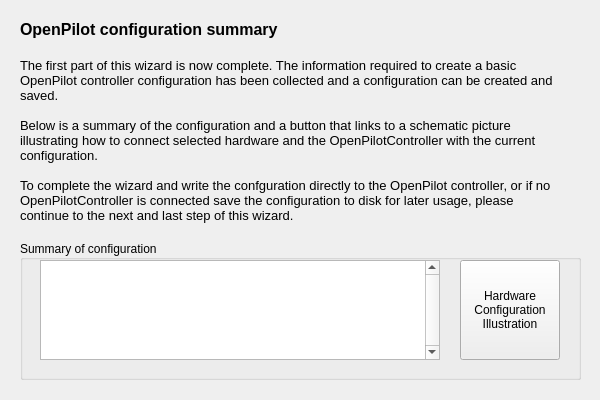
Old version of the form ground/openpilotgcs/src/plugins/setupwizard/pages/summarypage.ui in the repository openpilot/OpenPilot.
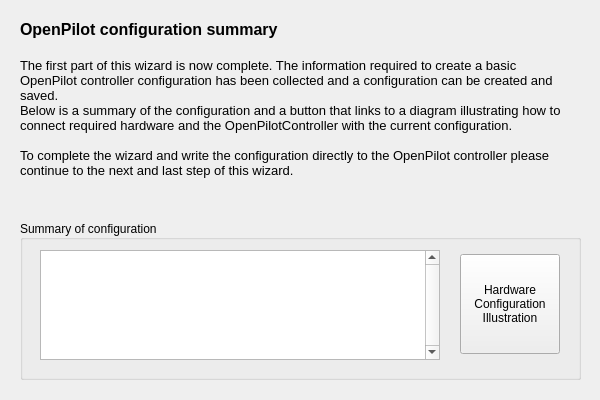
New version of the form.

Commit message: OP-39 Added mixer and motor configuration for Hexa and Octocopters. Changed so that the Flex port is set to be serial telemetry port by default. Added some description texts for the different multirotor types. Fixed disabling/enabling of Cancel and Back buttons during processing like bias calculation and saving of configuration. Converted summary text to html and added some formatting of the text. Added message if no controller is connected on saving the configuration.

What changed in the file:
```diff
--- a/ground/openpilotgcs/src/plugins/setupwizard/pages/summarypage.ui
+++ b/ground/openpilotgcs/src/plugins/setupwizard/pages/summarypage.ui
@@ -30,10 +30,9 @@
 &lt;p style=&quot; margin-top:0px; margin-bottom:0px; margin-left:0px; margin-right:0px; -qt-block-indent:0; text-indent:0px;&quot;&gt;&lt;span style=&quot; font-size:12pt; font-weight:600;&quot;&gt;OpenPilot configuration summary&lt;/span&gt;&lt;/p&gt;
 &lt;p style=&quot;-qt-paragraph-type:empty; margin-top:0px; margin-bottom:0px; margin-left:0px; margin-right:0px; -qt-block-indent:0; text-indent:0px; font-size:12pt; font-weight:600;&quot;&gt;&lt;/p&gt;
 &lt;p style=&quot; margin-top:0px; margin-bottom:0px; margin-left:0px; margin-right:0px; -qt-block-indent:0; text-indent:0px;&quot;&gt;&lt;span style=&quot; font-size:10pt;&quot;&gt;The first part of this wizard is now complete. The information required to create a basic OpenPilot controller configuration has been collected and a configuration can be created and saved.&lt;/span&gt;&lt;/p&gt;
+&lt;p style=&quot; margin-top:0px; margin-bottom:0px; margin-left:0px; margin-right:0px; -qt-block-indent:0; text-indent:0px;&quot;&gt;&lt;span style=&quot; font-size:10pt;&quot;&gt;Below is a summary of the configuration and a button that links to a diagram illustrating how to connect required hardware and the OpenPilotController with the current configuration.&lt;/span&gt;&lt;/p&gt;
 &lt;p style=&quot;-qt-paragraph-type:empty; margin-top:0px; margin-bottom:0px; margin-left:0px; margin-right:0px; -qt-block-indent:0; text-indent:0px; font-size:10pt;&quot;&gt;&lt;/p&gt;
-&lt;p style=&quot; margin-top:0px; margin-bottom:0px; margin-left:0px; margin-right:0px; -qt-block-indent:0; text-indent:0px;&quot;&gt;&lt;span style=&quot; font-size:10pt;&quot;&gt;Below is a summary of the configuration and a button that links to a schematic picture illustrating how to connect selected hardware and the OpenPilotController with the current configuration.&lt;/span&gt;&lt;/p&gt;
-&lt;p style=&quot;-qt-paragraph-type:empty; margin-top:0px; margin-bottom:0px; margin-left:0px; margin-right:0px; -qt-block-indent:0; text-indent:0px; font-size:10pt;&quot;&gt;&lt;/p&gt;
-&lt;p style=&quot; margin-top:0px; margin-bottom:0px; margin-left:0px; margin-right:0px; -qt-block-indent:0; text-indent:0px;&quot;&gt;&lt;span style=&quot; font-size:10pt;&quot;&gt;To complete the wizard and write the confguration directly to the OpenPilot controller, or if no OpenPilotController is connected save the configuration to disk for later usage, please continue to the next and last step of this wizard.&lt;/span&gt;&lt;/p&gt;&lt;/body&gt;&lt;/html&gt;</string>
+&lt;p style=&quot; margin-top:0px; margin-bottom:0px; margin-left:0px; margin-right:0px; -qt-block-indent:0; text-indent:0px;&quot;&gt;&lt;span style=&quot; font-size:10pt;&quot;&gt;To complete the wizard and write the configuration directly to the OpenPilot controller please continue to the next and last step of this wizard.&lt;/span&gt;&lt;/p&gt;&lt;/body&gt;&lt;/html&gt;</string>
    </property>
    <property name="alignment">
     <set>Qt::AlignLeading|Qt::AlignLeft|Qt::AlignTop</set>
@@ -46,9 +45,9 @@
    <property name="geometry">
     <rect>
      <x>20</x>
-     <y>240</y>
+     <y>220</y>
      <width>561</width>
-     <height>140</height>
+     <height>160</height>
     </rect>
    </property>
    <property name="sizePolicy">
@@ -67,7 +66,7 @@
     <property name="geometry">
      <rect>
       <x>440</x>
-      <y>20</y>
+      <y>34</y>
       <width>100</width>
       <height>100</height>
      </rect>
@@ -97,9 +96,9 @@
     <property name="geometry">
      <rect>
       <x>20</x>
-      <y>20</y>
+      <y>30</y>
       <width>400</width>
-      <height>100</height>
+      <height>110</height>
      </rect>
     </property>
     <property name="font">
```
The commit also changes 12 other files.
